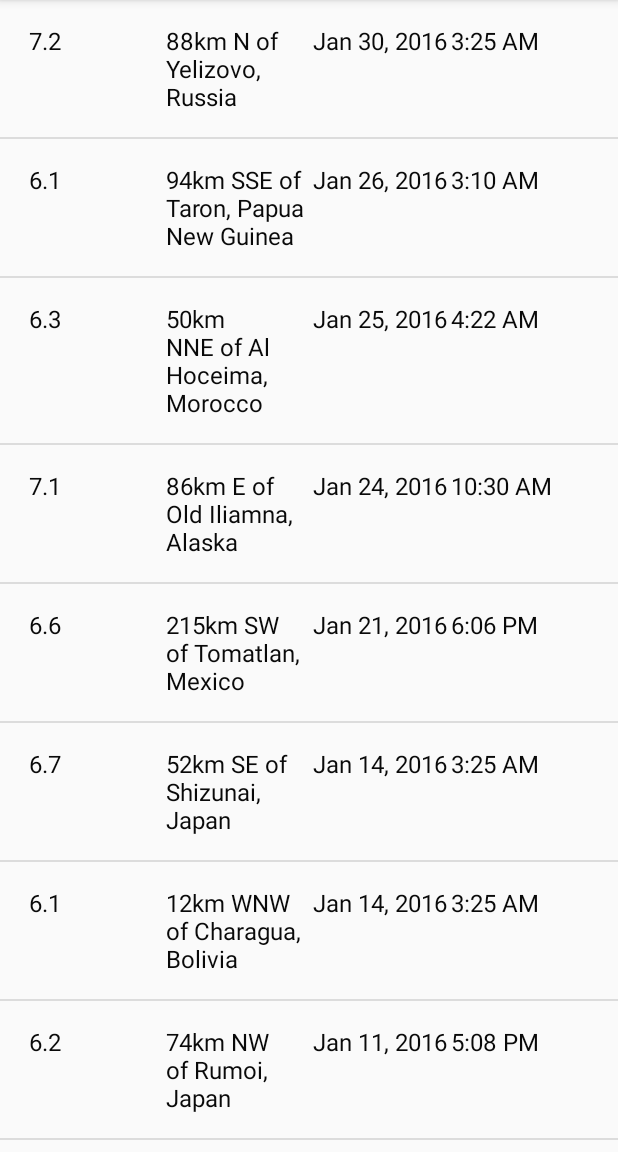
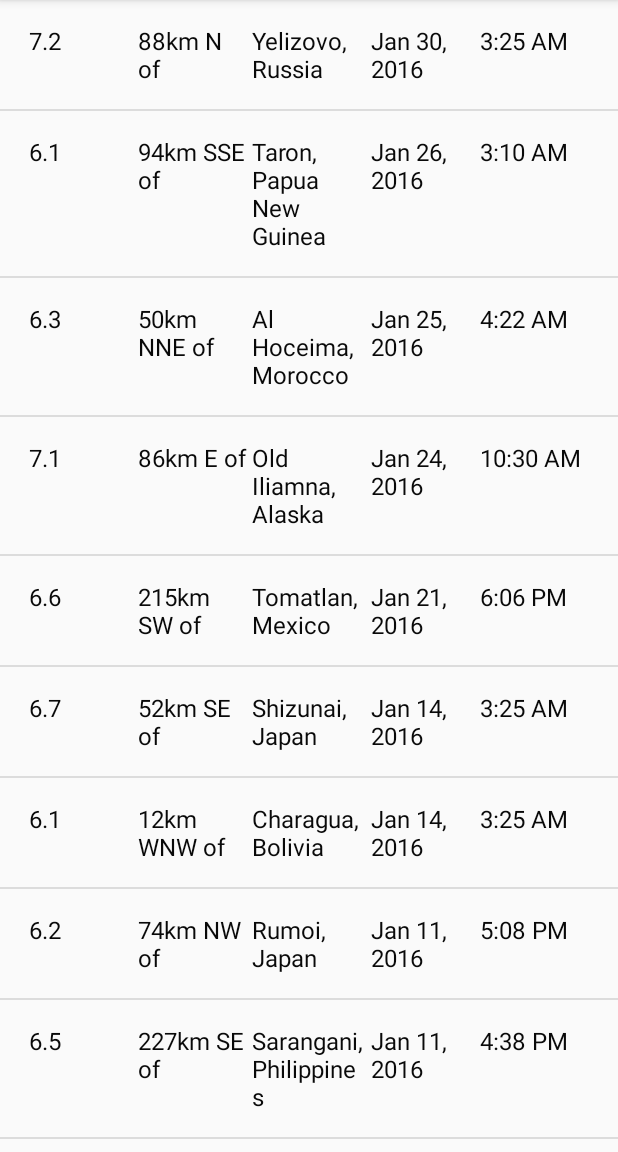
Before and after one commit to SamarpanDas/Instant-Earthquake-Tracker, an Android app: the screen it shows after launch (EarthquakeActivity), on a phone screen of 412 x 824 dp, the part 84-1236 px from its top. Run offline under Robolectric (Android 15) with nearby library versions, the phone set to English and light mode, and no system bars.

Commit message:
Created the primary and secondary location (dividing the location into the Main part and its "near" part).

```diff
--- a/app/build.gradle
+++ b/app/build.gradle
@@ -20,6 +20,7 @@ android {
 }
 
 dependencies {
+    implementation 'com.android.support.constraint:constraint-layout:1.1.3'
     compile fileTree(dir: 'libs', include: ['*.jar'])
     testCompile 'junit:junit:4.12'
     compile 'com.android.support:appcompat-v7:23.3.0'
--- a/app/src/main/java/com/example/android/quakereport/Input.java
+++ b/app/src/main/java/com/example/android/quakereport/Input.java
@@ -3,13 +3,15 @@ package com.example.android.quakereport;
 public class Input {
     private String mMagnitude;
     private String mLocationName;
+    private String mLocationMainName;
     private String mDate;
     private String mTime;
 
 
-    public Input(String vMagnitude, String vLocationName, String vDate, String vTime) {
+    public Input(String vMagnitude, String vLocationName, String vLocationMainName, String vDate, String vTime) {
         mMagnitude = vMagnitude;
         mLocationName = vLocationName;
+        mLocationMainName = vLocationMainName;
         mDate = vDate;
         mTime = vTime;
     }
@@ -18,6 +20,7 @@ public class Input {
     public String getLocationName() {
         return mLocationName;
     }
+    public String getLocationMainName() {return mLocationMainName;}
     public String getDate() {
         return mDate;
     }
--- a/app/src/main/java/com/example/android/quakereport/InputAdapter.java
+++ b/app/src/main/java/com/example/android/quakereport/InputAdapter.java
@@ -32,6 +32,9 @@ public class InputAdapter extends ArrayAdapter<Input> {
         TextView locationTextView = (TextView) listItemView.findViewById(R.id.locationTextView);
         locationTextView.setText(currentInput.getLocationName());
 
+        TextView locationMainTextView = (TextView) listItemView.findViewById(R.id.locationMainTextView);
+        locationMainTextView.setText(currentInput.getLocationMainName());
+
         TextView dateTextView = (TextView) listItemView.findViewById(R.id.dateTextView);
         dateTextView.setText(currentInput.getDate());
 
--- a/app/src/main/java/com/example/android/quakereport/QueryUtils.java
+++ b/app/src/main/java/com/example/android/quakereport/QueryUtils.java
@@ -58,7 +58,30 @@ public final class QueryUtils
                 JSONObject c = features.getJSONObject(i);
                 JSONObject properties = c.getJSONObject("properties");
                 String mag = properties.getString("mag");
-                String place = properties.getString("place");
+                String actual = properties.getString("place");
+
+
+                ///  start of part of location string manipulation
+
+                String[] parts = actual.split(" ");
+                String primary = "";String secondary = "";int ok = 0;
+
+                for(int ii=0;ii<parts.length;ii++){
+                    if(parts[ii].equalsIgnoreCase("of")){
+                        ok=1;break;}}
+
+                int done = 0;
+                if(ok == 1) {
+                    for(int ii=0;ii<parts.length;ii++){
+                        if(done == 0){
+                            primary = primary + parts[ii] + " ";
+                            if(parts[ii].equalsIgnoreCase("of"))
+                            {done = 1;}
+                        }else{secondary = secondary+ parts[ii] + " ";}
+                    }}else{primary = "Near the";secondary = actual;}
+
+                ///  end of part of location string manipulation
+
                 //long time = Long.parseLong(properties.getString("time"));
                 long time = properties.getLong("time");
                 Date dateObject = new Date(time);
@@ -69,7 +92,8 @@ public final class QueryUtils
                 SimpleDateFormat timeFormat = new SimpleDateFormat("h:mm a");
                 String timeToDisplay = timeFormat.format(dateObject);
 
-                earthquakes.add(new Input(mag, place, dateToDisplay, timeToDisplay));
+                earthquakes.add(new Input(mag, primary, secondary, dateToDisplay, timeToDisplay));
+                primary="";secondary="";ok=0;done=0;
 
 
             }
--- a/app/src/main/res/layout/list_item.xml
+++ b/app/src/main/res/layout/list_item.xml
@@ -28,6 +28,16 @@
         android:textSize="16sp" />
 
     <TextView
+        android:id="@+id/locationMainTextView"
+        android:layout_width="0dp"
+        android:layout_height="wrap_content"
+        android:layout_weight="1"
+        android:paddingRight="2dp"
+        android:text="San Francisco"
+        android:textColor="#090909"
+        android:textSize="16sp" />
+
+    <TextView
         android:id="@+id/dateTextView"
         android:layout_width="0dp"
         android:layout_height="wrap_content"
```
